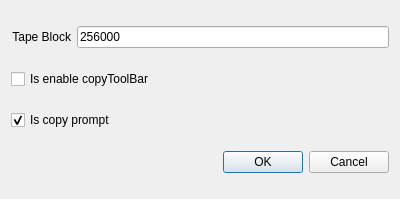
First picture: the form in datatool/options.ui, repository chenjh1234/datatool, before the edit.
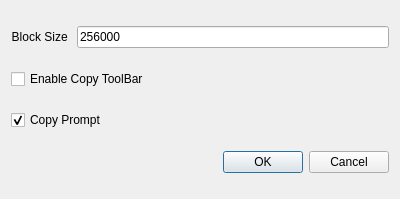
Second picture: the form after the edit.

Diff of the .ui file:
```diff
--- a/datatool/options.ui
+++ b/datatool/options.ui
@@ -17,7 +17,7 @@
    <item row="0" column="0">
     <widget class="QLabel" name="label">
      <property name="text">
-      <string>Tape Block</string>
+      <string>Block Size </string>
      </property>
      <property name="alignment">
       <set>Qt::AlignRight|Qt::AlignTrailing|Qt::AlignVCenter</set>
@@ -34,14 +34,14 @@
    <item row="1" column="0" colspan="2">
     <widget class="QCheckBox" name="checkBoxCopyBar">
      <property name="text">
-      <string>Is enable copyToolBar</string>
+      <string>Enable Copy ToolBar</string>
      </property>
     </widget>
    </item>
    <item row="2" column="0" colspan="2">
     <widget class="QCheckBox" name="checkBoxCopyPrompt">
      <property name="text">
-      <string>Is copy prompt</string>
+      <string>Copy Prompt</string>
      </property>
      <property name="checked">
       <bool>true</bool>
```
